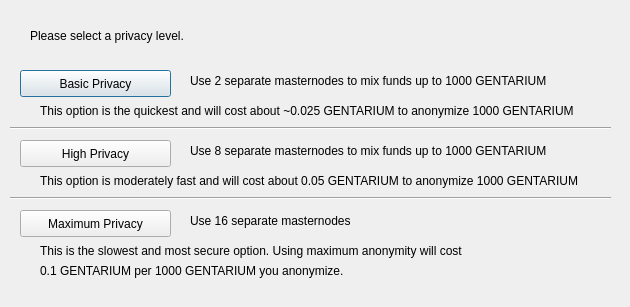
Above: src/qt/forms/darksendconfig.ui from dimon-280894/simple-coin before the change. Below: the same form after it.
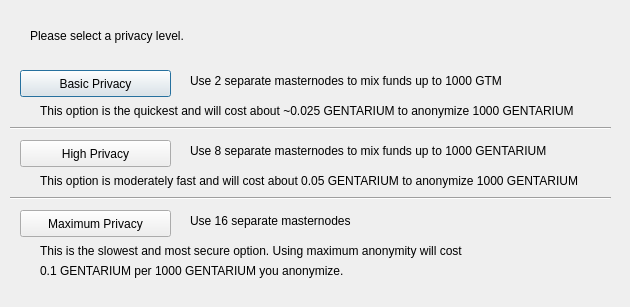
That is the form after the change.

```diff
--- a/src/qt/forms/darksendconfig.ui
+++ b/src/qt/forms/darksendconfig.ui
@@ -75,7 +75,7 @@
     </rect>
    </property>
    <property name="text">
-    <string>Use 2 separate masternodes to mix funds up to 1000 GENTARIUM</string>
+    <string>Use 2 separate masternodes to mix funds up to 1000 GTM</string>
    </property>
   </widget>
   <widget class="QLabel" name="label_3">
```
